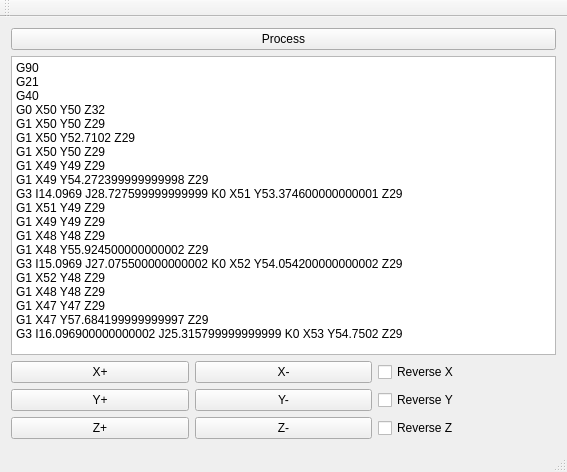
Above: mainwindow.ui from kwahoo2/nc-sim before the change. Below: the same form after it.
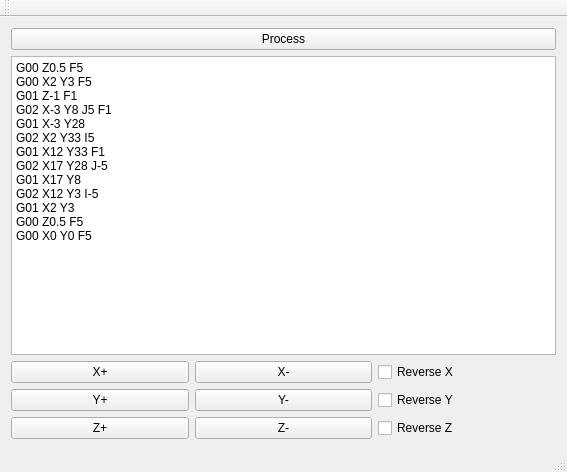
That is the form after the change.

Commit message: base for testing stuck bug

Patch:
```diff
--- a/mainwindow.ui
+++ b/mainwindow.ui
@@ -28,26 +28,19 @@
     <item>
      <widget class="QPlainTextEdit" name="plainTextEdit">
       <property name="plainText">
-       <string>G90
-G21
-G40
-G0 X50 Y50 Z32
-G1 X50 Y50 Z29
-G1 X50 Y52.7102 Z29
-G1 X50 Y50 Z29
-G1 X49 Y49 Z29
-G1 X49 Y54.272399999999998 Z29
-G3 I14.0969 J28.727599999999999 K0 X51 Y53.374600000000001 Z29
-G1 X51 Y49 Z29
-G1 X49 Y49 Z29
-G1 X48 Y48 Z29
-G1 X48 Y55.924500000000002 Z29
-G3 I15.0969 J27.075500000000002 K0 X52 Y54.054200000000002 Z29
-G1 X52 Y48 Z29
-G1 X48 Y48 Z29
-G1 X47 Y47 Z29
-G1 X47 Y57.684199999999997 Z29
-G3 I16.096900000000002 J25.315799999999999 K0 X53 Y54.7502 Z29</string>
+       <string>G00 Z0.5 F5
+G00 X2 Y3 F5
+G01 Z-1 F1
+G02 X-3 Y8 J5 F1
+G01 X-3 Y28
+G02 X2 Y33 I5
+G01 X12 Y33 F1
+G02 X17 Y28 J-5
+G01 X17 Y8
+G02 X12 Y3 I-5
+G01 X2 Y3
+G00 Z0.5 F5
+G00 X0 Y0 F5</string>
       </property>
      </widget>
     </item>
```
The commit also changes 1 other file.
